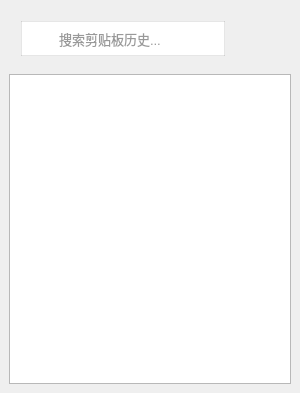
Before: the Qt Designer form clipboard_history.ui in hongzhe12/NiceBoard, drawn with Qt 5.
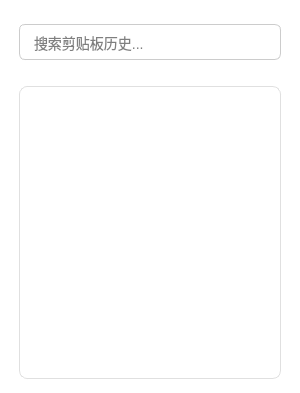
After: the same form once the commit is applied. Icons and pictures are not drawn. Custom widgets are drawn as their Qt base class.

Commit message: 更新UI

The edit to the form file:
```diff
--- a/clipboard_history.ui
+++ b/clipboard_history.ui
@@ -26,50 +26,49 @@
    <string>剪贴板历史记录</string>
   </property>
   <property name="styleSheet">
-   <string notr="true">/* 主窗口样式 - 改进的亚克力毛玻璃效果 */
-SimpleClipboardHistory {
-    background: rgba(245, 245, 245, 0.85);  /* 提高不透明度 */
-    border-radius: 12px;
-    border: 1px solid rgba(255, 255, 255, 0.6);
-    padding: 0;
-    backdrop-filter: blur(15px);
-    box-shadow: 0 8px 32px rgba(0, 0, 0, 0.15);
+   <string notr="true">/* ===== 全局基础样式 ===== */
+SimpleClipboardHistory,
+QWidget#centralwidget {
+    background-color: white;
+    font-family: &quot;Microsoft YaHei&quot;;
+    color: #333333;
 }
 
-/* 标题栏样式 */
-QWidget#header {
-    height: 40px;
-    background: rgba(255, 255, 255, 0.7);
-    border-top-left-radius: 12px;
-    border-top-right-radius: 12px;
-    padding-left: 15px;
-    border-bottom: 1px solid rgba(0, 0, 0, 0.08);
-}
-
-/* 标题文本 */
-QLabel#title_label {
-    font-family: &quot;Segoe UI&quot;, &quot;Microsoft YaHei&quot;, sans-serif;
+/* ===== 列表控件 ===== */
+QListWidget#history_list {
+    background-color: white;
+    border: 1px solid #e0e0e0;
+    border-radius: 8px;
+    padding: 2px;
+    margin: 6px;
     font-size: 14px;
-    font-weight: 600;
-    color: #333333;  /* 改为深色文字 */
-    text-shadow: 0 1px 1px rgba(255, 255, 255, 0.8);
+    outline: 0;
 }
 
-/* 搜索框 - 改进的可读性 */
+QListWidget#history_list::item {
+    height: 36px;
+    padding: 8px 12px;
+    border-bottom: 1px solid #f0f0f0;
+}
+
+QListWidget#history_list::item:hover {
+    background-color: #f5f5f5;
+}
+
+QListWidget#history_list::item:selected {
+    background-color: #e8f5e9;
+    color: #2e7d32;
+}
+
+/* ===== 搜索框 ===== */
 QLineEdit#search_box {
-    border: 1px solid rgba(0, 0, 0, 0.1);
-    border-radius: 18px;
-    padding: 8px 15px 8px 35px;
-    margin: 12px;
-    font-size: 13px;
-    background: rgba(255, 255, 255, 0.7) url(:/icons/search.svg) no-repeat 12px center;
-    color: #333333;  /* 深色文字 */
-    selection-background-color: #0078D4;
-    selection-color: white;
-}
-
-QLineEdit#search_box::placeholder {
-    color: rgba(0, 0, 0, 0.4);  /* 更明显的占位符 */
+    background-color: white;
+    border: 1px solid #cccccc;
+    border-radius: 6px;
+    padding: 8px 12px;
+    margin: 6px;
+    font-size: 14px;
+    selection-background-color: #c8e6c9;
 }
 
 QLineEdit#search_box:focus {
@@ -77,97 +76,15 @@
     background-color: rgba(255, 255, 255, 0.9);
 }
 
-/* 历史列表 - 提高对比度 */
-QListWidget#history_list {
-    background: rgba(255, 255, 255, 0.7);
-    border: 1px solid rgba(0, 0, 0, 0.08);
-    border-radius: 8px;
-    padding: 0;
-    outline: none;
-    font-size: 13px;
-    margin: 12px;
-    color: #333333;  /* 深色文字 */
-}
-
-
-
-/* ================= 垂直滚动条 ================= */
-QScrollBar:vertical {
-    border: none;
-    background: rgba(0, 0, 0, 0.05);  /* 非常淡的背景 */
-    width: 10px;  /* 滚动条宽度 */
-    margin: 2px;
-    border-radius: 0;
-}
-
-QScrollBar::handle:vertical {
-    background: rgba(0, 0, 0, 0.2);  /* 半透明灰色 */
-    min-height: 30px;  /* 最小高度 */
-    border-radius: 5px;
-    margin: 2px;
-}
-
-QScrollBar::handle:vertical:hover {
-    background: rgba(0, 0, 0, 0.3);  /* 悬停时加深 */
-}
-
-QScrollBar::add-line:vertical,
-QScrollBar::sub-line:vertical {
-    height: 0px;  /* 隐藏上下箭头区域 */
-    background: none;
-}
-
-QScrollBar::add-page:vertical,
-QScrollBar::sub-page:vertical {
-    background: none;  /* 滚动条背景以外的区域透明 */
-}
-
-/* ================= 水平滚动条 ================= */
-QScrollBar:horizontal {
-    border: none;
-    background: rgba(0, 0, 0, 0.05);
-    height: 10px;  /* 滚动条高度 */
-    margin: 2px;
-    border-radius: 0;
-}
-
-QScrollBar::handle:horizontal {
-    background: rgba(0, 0, 0, 0.2);
-    min-width: 30px;  /* 最小宽度 */
-    border-radius: 5px;
-    margin: 2px;
-}
-
-QScrollBar::handle:horizontal:hover {
-    background: rgba(0, 0, 0, 0.3);
-}
-
-QScrollBar::add-line:horizontal,
-QScrollBar::sub-line:horizontal {
-    width: 0px;  /* 隐藏左右箭头区域 */
-    background: none;
-}
-
-QScrollBar::add-page:horizontal,
-QScrollBar::sub-page:horizontal {
-    background: none;
-}
-
-/* ================= 滚动条角部 ================= */
-QScrollCorner {
-    background: rgba(0, 0, 0, 0.05);  /* 与滚动条背景一致 */
-}
-
-/* ================= 确认按钮和删除 ================= */
-
-/* ===== 功能按钮 ===== */
+/* ===== 操作按钮 ===== */
 QPushButton#toggle_btn {
     background-color: #4CAF50;
     border: none;
     color: white;
     padding: 10px;
     margin: 6px;
-    border-radius: 5px;
+    border-radius: 6px;
+    font-size: 14px;
     min-height: 36px;
 }
 
@@ -185,7 +102,8 @@
     color: white;
     padding: 10px;
     margin: 6px;
-    border-radius: 5px;
+    border-radius: 6px;
+    font-size: 14px;
     min-height: 36px;
 }
 
@@ -197,7 +115,7 @@
     background-color: #d32f2f;
 }
 
-/* 系统托盘菜单样式 */
+/* ===== 右键菜单 ===== */
 QMenu {
     background-color: #f5f5f5;
     border: 1px solid #d0d0d0;
@@ -213,154 +131,45 @@
     color: white;
 }
 
-QMenu::separator {
-    height: 1px;
-    background: #e0e0e0;
-    margin: 3px 0;
+/* ===== 滚动条优化 ===== */
+QScrollBar:vertical {
+    background: transparent;
+    width: 10px;
+    margin: 2px;
 }
 
-/* 设置窗口样式 */
-SettingsWindow {
-    background-color: #f9f9f9;
-    border: 1px solid #ddd;
-}
-
-SettingsWindow QPushButton {
-    padding: 6px 12px;
-    background-color: #5c9dff;
-    color: white;
+QScrollBar::handle:vertical {
+    background: #bdbdbd;
     border-radius: 4px;
+    min-height: 30px;
 }
 
-SettingsWindow QSpinBox {
-    padding: 5px;
-}
-
-SettingsWindow QCheckBox {
-    spacing: 5px;
-}    </string>
+QScrollBar::handle:vertical:hover {
+    background: #9e9e9e;
+}</string>
   </property>
   <widget class="QWidget" name="centralwidget">
    <layout class="QGridLayout" name="gridLayout">
+    <item row="1" column="0">
+     <widget class="QListWidget" name="history_list">
+      <property name="styleSheet">
+       <string notr="true">margin:5 10px;</string>
+      </property>
+     </widget>
+    </item>
     <item row="0" column="0">
-     <layout class="QHBoxLayout" name="horizontalLayout">
-      <item>
-       <widget class="QLineEdit" name="search_box">
-        <property name="styleSheet">
-         <string notr="true"/>
-        </property>
-        <property name="placeholderText">
-         <string>搜索剪贴板历史...</string>
-        </property>
-       </widget>
-      </item>
-      <item>
-       <widget class="QPushButton" name="show_favorite_button">
-        <property name="styleSheet">
-         <string notr="true">/* 按钮样式 */
- QPushButton {
-padding: 8px;
-border: none;
-background: transparent;
-            }
-
-QPushButton:hover {
-background: rgba(200, 200, 200, 100);
-border-radius: 16px;
- }</string>
-        </property>
-        <property name="text">
-         <string/>
-        </property>
-        <property name="icon">
-         <iconset resource="resources.qrc">
-          <normaloff>:/icons/开关 关.svg</normaloff>
-          <normalon>:/icons/开关 开.svg</normalon>
-          <activeon>:/icons/开关 开.svg</activeon>:/icons/开关 关.svg</iconset>
-        </property>
-        <property name="iconSize">
-         <size>
-          <width>32</width>
-          <height>32</height>
-         </size>
-        </property>
-       </widget>
-      </item>
-     </layout>
-    </item>
-    <item row="1" column="0">
-     <widget class="CustomListWidget" name="history_list">
-      <property name="font">
-       <font>
-        <family>微软雅黑</family>
-        <pointsize>-1</pointsize>
-        <bold>true</bold>
-       </font>
-      </property>
+     <widget class="QLineEdit" name="search_box">
       <property name="styleSheet">
-       <string notr="true">/* 历史列表 - 提高对比度 */
-QListWidget#history_list {
-    background: rgba(255, 255, 255, 0.7);
-    border: 1px solid rgba(0, 0, 0, 0.08);
-    border-radius: 8px;
-    padding: 0;
-    outline: none;
-    font-size: 13px;
-    margin: 12px;
-    color: #333333;  /* 深色文字 */
-}
-
-/* 列表项 */
-QListWidget#history_list::item {
-    height: 50px;
-    padding: 8px 15px;
-    background: transparent;
-    border-bottom: 1px solid rgba(0, 0, 0, 0.05);
-    color: #333333;  /* 深色文字 */
-}
-
-/* 悬停效果 */
-QListWidget#history_list::item:hover {
-    background: rgba(0, 0, 0, 0.05);
-    border-radius: 4px;
-}
-
-/* 选中效果 */
-QListWidget#history_list::item:selected {
-    background: #0078D4;
-    color: white;
-    border-radius: 4px;
-}
-
-/* 按钮样式 */
- QPushButton {
-padding: 8px;
-border: none;
-background: transparent;
-            }
-
-QPushButton:hover {
-background: rgba(200, 200, 200, 100);
-border-radius: 15px;
- }</string>
+       <string notr="true">margin:15 10;</string>
+      </property>
+      <property name="placeholderText">
+       <string>搜索剪贴板历史...</string>
       </property>
      </widget>
     </item>
-    <item row="1" column="0">
-     <widget class="QListWidget" name="history_list"/>
-    </item>
    </layout>
   </widget>
  </widget>
- <customwidgets>
-  <customwidget>
-   <class>CustomListWidget</class>
-   <extends>QListWidget</extends>
-   <header>customlistwidget.h</header>
-  </customwidget>
- </customwidgets>
- <resources>
-  <include location="resources.qrc"/>
- </resources>
+ <resources/>
  <connections/>
 </ui>
```
Left out of the diff: 22 changed lines with no effect on the pictures. The commit also changes 2 other files.
